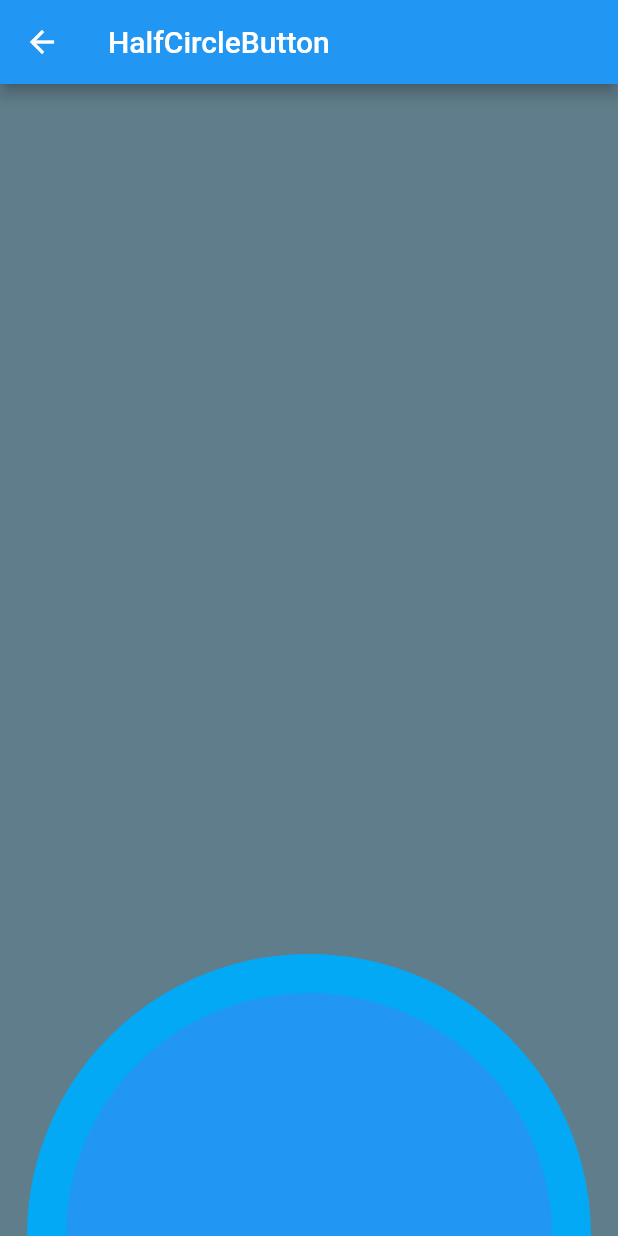
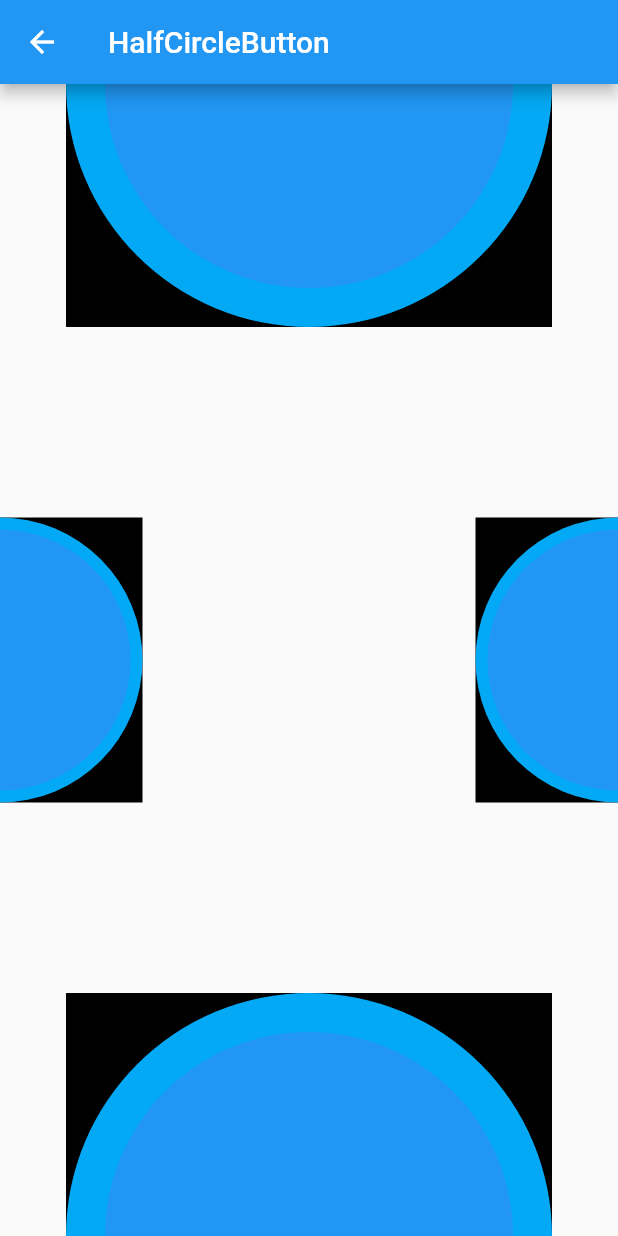
Before and after one commit to noboru-i/flutter_sample, a Flutter app: the HalfCircleButtonScreen screen opened by its route, on a phone screen of 412 x 824 dp. Run offline on Flutter 3.47's test engine with Material 2 defaults, Android fonts, the phone set to English and light mode, and no system bars; our stand-ins replace flutter_svg.

Commit message:
multi direction half circle button

```diff
--- a/lib/screens/half_circle_button/half_circle_button_screen.dart
+++ b/lib/screens/half_circle_button/half_circle_button_screen.dart
@@ -1,7 +1,7 @@
 import 'dart:async';
+import 'dart:math' as math;
 
 import 'package:flutter/material.dart';
-import 'dart:math' as math;
 
 class HalfCircleButtonScreen extends StatelessWidget {
   static const routeName = '/half_circle_button';
@@ -12,18 +12,127 @@ class HalfCircleButtonScreen extends StatelessWidget {
       appBar: AppBar(
         title: Text('HalfCircleButton'),
       ),
-      body: Container(
-        color: Colors.blueGrey,
-        child: Align(
+      body: Stack(
+        children: <Widget>[
+          Align(
             alignment: Alignment.bottomCenter,
-          child: HalfCircleButton(),
+            child: Container(
+              color: Colors.black,
+              width: 324,
+              height: 162,
             ),
+          ),
+          Align(
+            alignment: Alignment.bottomCenter,
+            child: HalfCircleButton(
+              width: 324,
+              height: 162,
+              strokeWidth: 52,
+              direction: AxisDirection.down,
+              color: Colors.blue,
+              strokeColor: Colors.lightBlue,
+              hightColor: Colors.white,
+              onTap: () {
+                print('tap!!!!');
+              },
+            ),
+          ),
+          Align(
+            alignment: Alignment.centerRight,
+            child: Container(
+              color: Colors.black,
+              width: 95,
+              height: 190,
+            ),
+          ),
+          Align(
+            alignment: Alignment.centerRight,
+            child: HalfCircleButton(
+              width: 95,
+              height: 190,
+              strokeWidth: 16,
+              direction: AxisDirection.right,
+              color: Colors.blue,
+              strokeColor: Colors.lightBlue,
+              hightColor: Colors.white,
+              onTap: () {
+                print('tap!!!!');
+              },
+            ),
+          ),
+          Align(
+            alignment: Alignment.topCenter,
+            child: Container(
+              color: Colors.black,
+              width: 324,
+              height: 162,
+            ),
+          ),
+          Align(
+            alignment: Alignment.topCenter,
+            child: HalfCircleButton(
+              width: 324,
+              height: 162,
+              strokeWidth: 52,
+              direction: AxisDirection.up,
+              color: Colors.blue,
+              strokeColor: Colors.lightBlue,
+              hightColor: Colors.white,
+              onTap: () {
+                print('tap!!!!');
+              },
+            ),
+          ),
+          Align(
+            alignment: Alignment.centerLeft,
+            child: Container(
+              color: Colors.black,
+              width: 95,
+              height: 190,
+            ),
+          ),
+          Align(
+            alignment: Alignment.centerLeft,
+            child: HalfCircleButton(
+              width: 95,
+              height: 190,
+              strokeWidth: 16,
+              direction: AxisDirection.left,
+              color: Colors.blue,
+              strokeColor: Colors.lightBlue,
+              hightColor: Colors.white,
+              onTap: () {
+                print('tap!!!!');
+              },
+            ),
+          ),
+        ],
       ),
     );
   }
 }
 
 class HalfCircleButton extends StatefulWidget {
+  HalfCircleButton({
+    this.width,
+    this.height,
+    this.strokeWidth,
+    this.direction,
+    this.color,
+    this.strokeColor,
+    this.hightColor,
+    this.onTap,
+  });
+
+  final double width;
+  final double height;
+  final double strokeWidth;
+  final AxisDirection direction;
+  final Color color;
+  final Color strokeColor;
+  final Color hightColor;
+  final GestureTapCallback onTap;
+
   @override
   _HalfCircleButtonState createState() => _HalfCircleButtonState();
 }
@@ -58,21 +167,24 @@ class _HalfCircleButtonState extends State<HalfCircleButton> {
 
   @override
   Widget build(BuildContext context) {
+    final alignment = _alignment();
+
     return Stack(
       children: <Widget>[
         AnimatedOpacity(
           opacity: isHighlight ? 1 : 0,
           duration: Duration(milliseconds: 200),
           child: Transform.scale(
-            scale: 1.5,
-            alignment: Alignment.bottomCenter,
+            scale: (widget.width + widget.strokeWidth) / widget.width,
+            alignment: alignment,
             child: CustomPaint(
-              painter: HalfCirclePainter2(
-                strokeColor: Colors.white,
+              painter: HalfCirclePainter(
+                color: widget.hightColor,
+                direction: widget.direction,
               ),
               child: SizedBox(
-                width: 324,
-                height: 162,
+                width: widget.width,
+                height: widget.height,
               ),
             ),
           ),
@@ -80,63 +192,91 @@ class _HalfCircleButtonState extends State<HalfCircleButton> {
         GestureDetector(
           onTap: () {
             _handleTap(context);
-            print('tap!!!!');
+            widget.onTap();
           },
           onTapDown: _handleTapDown,
           onTapCancel: _handleTapCancel,
-          child: CustomPaint(
+          child: Stack(
+            alignment: alignment,
+            children: <Widget>[
+              CustomPaint(
                 painter: HalfCirclePainter(
-              color: Colors.blue,
-              strokeColor: Colors.lightBlue,
-              strokeWidth: 52,
+                  color: widget.strokeColor,
+                  direction: widget.direction,
                 ),
                 child: SizedBox(
-              width: 324,
-              height: 162,
+                  width: widget.width,
+                  height: widget.height,
                 ),
+              ),
+              CustomPaint(
+                painter: HalfCirclePainter(
+                  color: widget.color,
+                  direction: widget.direction,
+                ),
+                child: SizedBox(
+                  width: widget.width -
+                      widget.strokeWidth /
+                          (widget.direction == AxisDirection.down ||
+                                  widget.direction == AxisDirection.up
+                              ? 1
+                              : 2),
+                  height: widget.height -
+                      widget.strokeWidth /
+                          (widget.direction == AxisDirection.down ||
+                                  widget.direction == AxisDirection.up
+                              ? 2
+                              : 1),
+                ),
+              ),
+            ],
           ),
         ),
       ],
     );
   }
+
+  Alignment _alignment() {
+    switch (widget.direction) {
+      case AxisDirection.up:
+        return Alignment.topCenter;
+      case AxisDirection.right:
+        return Alignment.centerRight;
+      case AxisDirection.down:
+        return Alignment.bottomCenter;
+      case AxisDirection.left:
+        return Alignment.centerLeft;
+    }
+  }
 }
 
 class HalfCirclePainter extends CustomPainter {
   HalfCirclePainter({
-    this.color,
-    this.strokeColor,
-    this.strokeWidth = 3,
+    @required this.color,
+    this.direction = AxisDirection.down,
   });
 
   final Color color;
-  final Color strokeColor;
-  final double strokeWidth;
+  final AxisDirection direction;
 
   @override
   void paint(Canvas canvas, Size size) {
-    if (strokeColor != null) {
-      Paint strokePaint = Paint()
-        ..color = strokeColor
-        ..strokeWidth = strokeWidth
-        ..style = PaintingStyle.stroke;
-      canvas.drawPath(getHalfCirclePath(size.width, size.height), strokePaint);
-    }
-
-    if (color != null) {
     Paint fillPaint = Paint()
       ..color = color
       ..style = PaintingStyle.fill;
     canvas.drawPath(getHalfCirclePath(size.width, size.height), fillPaint);
   }
-  }
 
   Path getHalfCirclePath(double x, double y) {
     num degToRad(num deg) => deg * (math.pi / 180.0);
+
+    final offset = _getOffset(x, y);
+    final startAngle = _getStartAngle();
     return Path()
-      ..moveTo(0, y)
+      ..moveTo(offset.dx, offset.dy)
       ..arcTo(
-        Rect.fromCenter(center: Offset(x / 2, y), width: x, height: y * 2),
-        degToRad(180),
+        _getRect(x, y),
+        degToRad(startAngle),
         degToRad(180),
         false,
       );
@@ -144,45 +284,52 @@ class HalfCirclePainter extends CustomPainter {
 
   @override
   bool shouldRepaint(HalfCirclePainter oldDelegate) {
-    return oldDelegate.color != color ||
-        oldDelegate.strokeColor != strokeColor ||
-        oldDelegate.strokeWidth != strokeWidth;
+    return oldDelegate.color != color;
+  }
+
+  Offset _getOffset(double x, double y) {
+    switch (direction) {
+      case AxisDirection.up:
+        return Offset(x, 0);
+      case AxisDirection.right:
+        return Offset(x, y);
+      case AxisDirection.down:
+        return Offset(0, y);
+      case AxisDirection.left:
+        return Offset(0, 0);
+    }
+    return null;
+  }
+
+  num _getStartAngle() {
+    switch (direction) {
+      case AxisDirection.up:
+        return 0;
+      case AxisDirection.right:
+        return 90;
+      case AxisDirection.down:
+        return 180;
+      case AxisDirection.left:
+        return 270;
+    }
+    return null;
+  }
+
+  Rect _getRect(double x, double y) {
+    switch (direction) {
+      case AxisDirection.up:
+        return Rect.fromCenter(
+            center: Offset(x / 2, 0), width: x, height: y * 2);
+      case AxisDirection.right:
+        return Rect.fromCenter(
+            center: Offset(x, y / 2), width: x * 2, height: y);
+      case AxisDirection.down:
+        return Rect.fromCenter(
+            center: Offset(x / 2, y), width: x, height: y * 2);
+      case AxisDirection.left:
+        return Rect.fromCenter(
+            center: Offset(0, y / 2), width: x * 2, height: y);
+    }
+    return null;
   }
 }
-
-class HalfCirclePainter2 extends CustomPainter {
-  HalfCirclePainter2({
-    this.strokeColor = Colors.black,
-  });
-
-  final Color strokeColor;
-
-  @override
-  void paint(Canvas canvas, Size size) {
-    Paint paint = Paint()
-      ..shader = RadialGradient(
-        colors: [Colors.white, Colors.white, Colors.white12],
-        stops: [0, 0.8, 1],
-      ).createShader(Rect.fromLTWH(0, 0, size.width, size.height * 2))
-      ..style = PaintingStyle.fill;
-
-    canvas.drawPath(getTrianglePath(size.width, size.height), paint);
-  }
-
-  Path getTrianglePath(double x, double y) {
-    num degToRad(num deg) => deg * (math.pi / 180.0);
-    return Path()
-      ..moveTo(0, y)
-      ..arcTo(
-        Rect.fromCenter(center: Offset(x / 2, y), width: x, height: y * 2),
-        degToRad(180),
-        degToRad(180),
-        false,
-      );
-  }
-
-  @override
-  bool shouldRepaint(HalfCirclePainter2 oldDelegate) {
-    return oldDelegate.strokeColor != strokeColor;
-  }
-}
```
Lines whose indentation alone changed are shown as unchanged.
